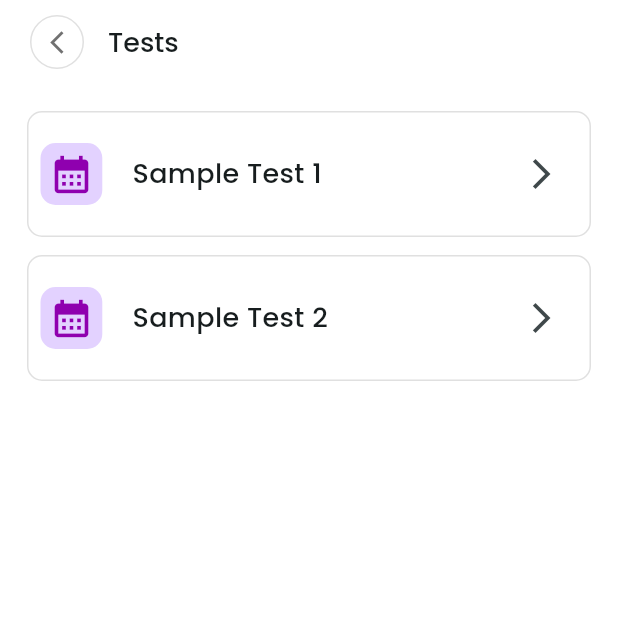
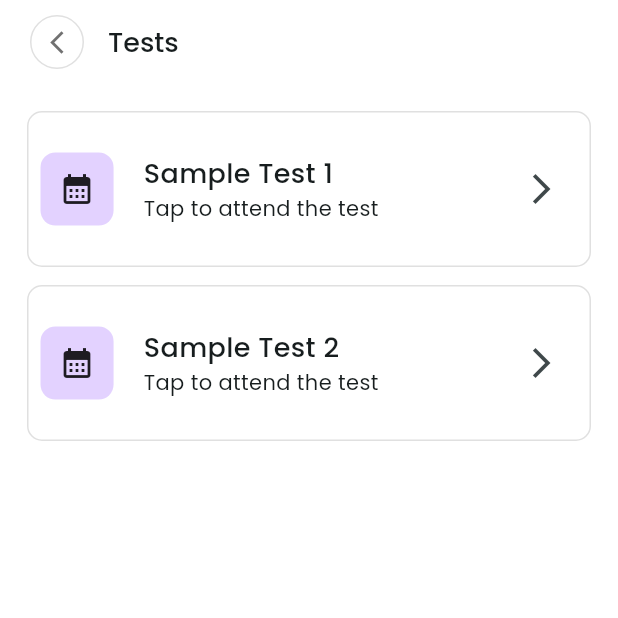
Before and after one commit to donymashup/Etutor, a Flutter app: the SubscribedCoursesTests screen opened directly, on a phone screen of 412 x 824 dp, the top half of it. Run offline on Flutter 3.47's test engine with Material 3 defaults, Android fonts, the phone set to English and light mode, and no system bars; our stand-ins replace better_player, dotted_border, fl_chart, lottie, percent_indicator, pinput; missing offline and left inert: custom_timer, fluentui_emoji_icon, flutter_tex, iconify_flutter, syncfusion_flutter_pdfviewer.

Commit message:
Icon Changes

```diff
--- a/lib/common/constants/app_constants.dart
+++ b/lib/common/constants/app_constants.dart
@@ -36,4 +36,6 @@ class AppColor {
   static const Color greyIconDark = Color.fromARGB(255, 113, 113, 113);
   static const Color activedaydot = Color(0xFF4CAF50); // normal green
   static const Color inactiveDayDot = Color(0xFFFF0000); // normal red
+  static const Color lightYellowBg = Color(0x26FFB800);
+
 }
--- a/lib/features/subscribed_course/screens/subscribed_courses_tests.dart
+++ b/lib/features/subscribed_course/screens/subscribed_courses_tests.dart
@@ -14,16 +14,14 @@ class SubscribedCoursesTests extends StatefulWidget {
 class Tests {
   String title;
   String subtitle;
-  IconData icon;
+  Widget icon;
   Color iconBgcolor;
-  Color iconcolor;
   void Function() onPressed;
 
   Tests(
       {required this.title,
       required this.subtitle,
       required this.icon,
-      required this.iconcolor,
       required this.iconBgcolor,
       required this.onPressed});
 }
@@ -39,8 +37,7 @@ class _SubscribedCoursesTestsState extends State<SubscribedCoursesTests> {
       Tests(
         title: "Sample Test 1",
         subtitle: "Tap to attend the test",
-        icon: Icons.calendar_month,
-        iconcolor: AppColor.testIconColour,
+        icon: Icon(Icons.calendar_month),
         iconBgcolor: AppColor.lightVioletCardBackground,
         onPressed: () {
           // Navigate to test details or perform some action
@@ -50,8 +47,7 @@ class _SubscribedCoursesTestsState extends State<SubscribedCoursesTests> {
       Tests(
         title: "Sample Test 2",
         subtitle: "Tap to attend the test",
-        icon: Icons.calendar_month,
-        iconcolor: AppColor.testIconColour,
+        icon: Icon(Icons.calendar_month),
         iconBgcolor: AppColor.lightVioletCardBackground,
         onPressed: () {
           // Navigate to test details or perform some action
@@ -94,7 +90,7 @@ class _SubscribedCoursesTestsState extends State<SubscribedCoursesTests> {
                       icon: tests[index].icon,
                       iconBgColor: tests[index].iconBgcolor,
                       onPressed: tests[index].onPressed,
-                      iconColor: tests[index].iconcolor),
+                      ),
                 ),
               )
             ],
--- a/lib/features/subscribed_course/widgets/course_card.dart
+++ b/lib/features/subscribed_course/widgets/course_card.dart
@@ -4,9 +4,8 @@ import 'package:flutter/material.dart';
 class CourseCard extends StatefulWidget {
   String title;
   String subtitle;
-  IconData icon;
+  Widget icon;
   Color iconBgColor;
-  Color iconColor;
   void Function() onPressed;
 
   CourseCard({
@@ -16,7 +15,6 @@ class CourseCard extends StatefulWidget {
       required this.icon,
       required this.iconBgColor,
       required this.onPressed,
-      required this.iconColor
       });
 
   @override
@@ -43,9 +41,12 @@ class _CourseCardState extends State<CourseCard> {
               Container(
                 decoration: BoxDecoration(borderRadius:BorderRadius.circular(10),
                 color: widget.iconBgColor),
-                height: MediaQuery.of(context).size.width * 0.1,
-                width: MediaQuery.of(context).size.width * 0.1,
-              child: Icon(widget.icon,color: widget.iconColor,size: 30,)),
+                // height: MediaQuery.of(context).size.width * 0.1,
+                // width: MediaQuery.of(context).size.width * 0.1,
+              child: Padding(
+                padding: EdgeInsets.all(MediaQuery.of(context).size.width * 0.03),
+                child: widget.icon,
+              )),
               Expanded(
                 child: Padding(
                   padding: const EdgeInsets.all(20.0),
@@ -55,7 +56,7 @@ class _CourseCardState extends State<CourseCard> {
                     crossAxisAlignment: CrossAxisAlignment.start,
                     children: [
                       Text(widget.title,style: TextStyle(fontSize: 18,fontWeight: FontWeight.w500),),
-                      // Text(widget.subtitle,maxLines: 1,overflow: TextOverflow.ellipsis,style: TextStyle(fontSize: 14)),
+                      Text(widget.subtitle,maxLines: 1,overflow: TextOverflow.ellipsis,style: TextStyle(fontSize: 14)),
                     ],
                   ),
                 ),
--- a/pubspec.yaml
+++ b/pubspec.yaml
@@ -36,6 +36,7 @@ dependencies:
   cupertino_icons: ^1.0.8
   lottie: ^3.3.1
   iconify_flutter: ^0.0.7
+  flutter_svg: ^2.0.7
   pinput: ^5.0.1
   dotted_border: ^2.0.0
   percent_indicator: ^4.2.5
@@ -46,6 +47,7 @@ dependencies:
   syncfusion_flutter_charts: ^29.2.11
   syncfusion_flutter_pdfviewer: ^29.2.11
   better_player: ^0.0.84
+  fluentui_emoji_icon: ^0.0.2
 
 
 dev_dependencies:
```
Also changed, not shown: lib/features/my_course/screens/course_details_screen.dart (+7 -7 lines), lib/features/my_course/screens/course_overview_screen.dart (+1 -33 lines), lib/features/subscribed_course/screens/subscribed_course_assignment_screen.dart (+34 -5 lines), lib/features/subscribed_course/screens/subscribed_course_content.dart (+8 -14 lines), lib/features/subscribed_course/screens/subscribed_course_materials.dart (+10 -13 lines), lib/features/subscribed_course/screens/subscribed_course_overview.dart (+8 -13 lines), lib/main.dart (+0 -31 lines), pubspec.lock.
